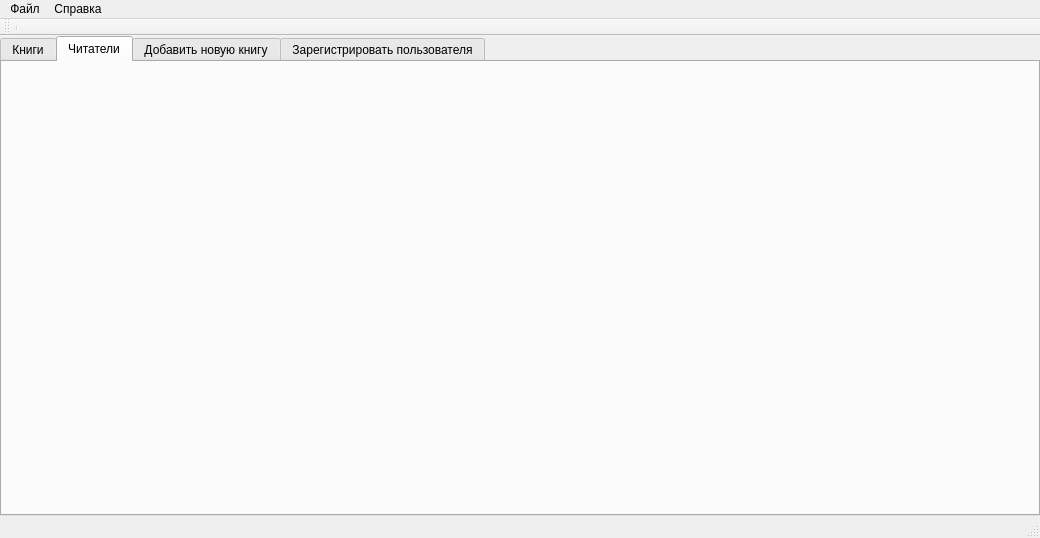
Qt form Application.QT/GUI.QT/GUI_MainWindow.ui (AJIOB/uni_courseWork_4) before a commit.
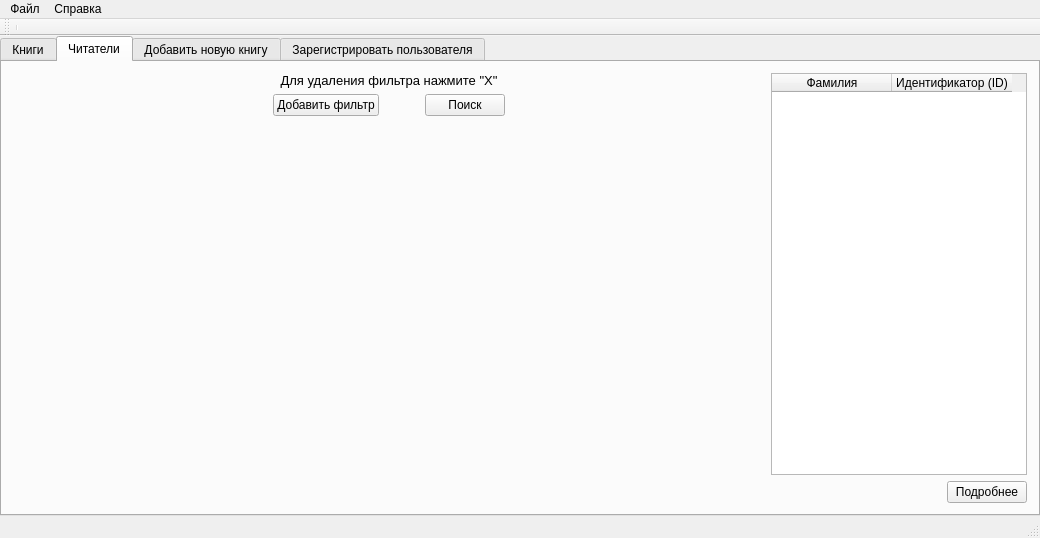
The same form after that commit. The open tabs and pages were chosen to show the change. Icons and pictures are not drawn.

Commit message: App: Adding and deleting elements in filters are ready.

Diff of the .ui file:
```diff
--- a/Application.QT/GUI.QT/GUI_MainWindow.ui
+++ b/Application.QT/GUI.QT/GUI_MainWindow.ui
@@ -14,7 +14,10 @@
    <string>Приложение &quot;Библиотека&quot;</string>
   </property>
   <widget class="QWidget" name="centralWidget">
-   <layout class="QGridLayout" name="gridLayout">
+   <layout class="QVBoxLayout" name="verticalLayout_2">
+    <property name="spacing">
+     <number>0</number>
+    </property>
     <property name="leftMargin">
      <number>0</number>
     </property>
@@ -27,10 +30,7 @@
     <property name="bottomMargin">
      <number>0</number>
     </property>
-    <property name="spacing">
-     <number>0</number>
-    </property>
-    <item row="1" column="0">
+    <item>
      <widget class="QTabWidget" name="tabWidget">
       <property name="tabPosition">
        <enum>QTabWidget::North</enum>
@@ -70,6 +70,182 @@
        <attribute name="title">
         <string>Читатели</string>
        </attribute>
+       <layout class="QGridLayout" name="gridLayout">
+        <item row="0" column="1">
+         <layout class="QVBoxLayout" name="verticalLayout_4">
+          <item>
+           <layout class="QHBoxLayout" name="horizontalLayout_3">
+            <item>
+             <widget class="QLabel" name="label">
+              <property name="font">
+               <font>
+                <pointsize>10</pointsize>
+               </font>
+              </property>
+              <property name="text">
+               <string>Для удаления фильтра нажмите &quot;X&quot;</string>
+              </property>
+              <property name="alignment">
+               <set>Qt::AlignCenter</set>
+              </property>
+             </widget>
+            </item>
+           </layout>
+          </item>
+          <item>
+           <layout class="QVBoxLayout" name="listLayout">
+            <property name="spacing">
+             <number>5</number>
+            </property>
+           </layout>
+          </item>
+          <item>
+           <layout class="QHBoxLayout" name="horizontalLayout">
+            <item>
+             <spacer name="horizontalSpacer_9">
+              <property name="orientation">
+               <enum>Qt::Horizontal</enum>
+              </property>
+              <property name="sizeHint" stdset="0">
+               <size>
+                <width>40</width>
+                <height>20</height>
+               </size>
+              </property>
+             </spacer>
+            </item>
+            <item>
+             <widget class="QPushButton" name="addFilterButton_USER">
+              <property name="text">
+               <string>Добавить фильтр</string>
+              </property>
+             </widget>
+            </item>
+            <item>
+             <spacer name="horizontalSpacer_5">
+              <property name="orientation">
+               <enum>Qt::Horizontal</enum>
+              </property>
+              <property name="sizeHint" stdset="0">
+               <size>
+                <width>40</width>
+                <height>20</height>
+               </size>
+              </property>
+             </spacer>
+            </item>
+            <item>
+             <widget class="QPushButton" name="searchButton_USER">
+              <property name="text">
+               <string>Поиск</string>
+              </property>
+             </widget>
+            </item>
+            <item>
+             <spacer name="horizontalSpacer_4">
+              <property name="orientation">
+               <enum>Qt::Horizontal</enum>
+              </property>
+              <property name="sizeHint" stdset="0">
+               <size>
+                <width>40</width>
+                <height>20</height>
+               </size>
+              </property>
+             </spacer>
+            </item>
+           </layout>
+          </item>
+         </layout>
+        </item>
+        <item row="1" column="1">
+         <spacer name="verticalSpacer_2">
+          <property name="orientation">
+           <enum>Qt::Vertical</enum>
+          </property>
+          <property name="sizeHint" stdset="0">
+           <size>
+            <width>20</width>
+            <height>40</height>
+           </size>
+          </property>
+         </spacer>
+        </item>
+        <item row="0" column="0">
+         <spacer name="horizontalSpacer_7">
+          <property name="orientation">
+           <enum>Qt::Horizontal</enum>
+          </property>
+          <property name="sizeHint" stdset="0">
+           <size>
+            <width>40</width>
+            <height>20</height>
+           </size>
+          </property>
+         </spacer>
+        </item>
+        <item row="0" column="2">
+         <spacer name="horizontalSpacer_8">
+          <property name="orientation">
+           <enum>Qt::Horizontal</enum>
+          </property>
+          <property name="sizeHint" stdset="0">
+           <size>
+            <width>40</width>
+            <height>20</height>
+           </size>
+          </property>
+         </spacer>
+        </item>
+        <item row="0" column="3" rowspan="2">
+         <layout class="QVBoxLayout" name="rigthPart_USER">
+          <item>
+           <widget class="QTableWidget" name="tableWidget_USERS">
+            <attribute name="horizontalHeaderDefaultSectionSize">
+             <number>120</number>
+            </attribute>
+            <attribute name="verticalHeaderVisible">
+             <bool>false</bool>
+            </attribute>
+            <column>
+             <property name="text">
+              <string>Фамилия</string>
+             </property>
+            </column>
+            <column>
+             <property name="text">
+              <string>Идентификатор (ID)</string>
+             </property>
+            </column>
+           </widget>
+          </item>
+          <item>
+           <layout class="QHBoxLayout" name="horizontalLayout_4">
+            <item>
+             <spacer name="horizontalSpacer_6">
+              <property name="orientation">
+               <enum>Qt::Horizontal</enum>
+              </property>
+              <property name="sizeHint" stdset="0">
+               <size>
+                <width>37</width>
+                <height>20</height>
+               </size>
+              </property>
+             </spacer>
+            </item>
+            <item>
+             <widget class="QPushButton" name="moreInfoButton_USER">
+              <property name="text">
+               <string>Подробнее</string>
+              </property>
+             </widget>
+            </item>
+           </layout>
+          </item>
+         </layout>
+        </item>
+       </layout>
       </widget>
       <widget class="QWidget" name="addBookTab">
        <attribute name="icon">
```
Left out of the diff: 81 changed lines with no effect on the pictures. The commit also changes 13 other files.
